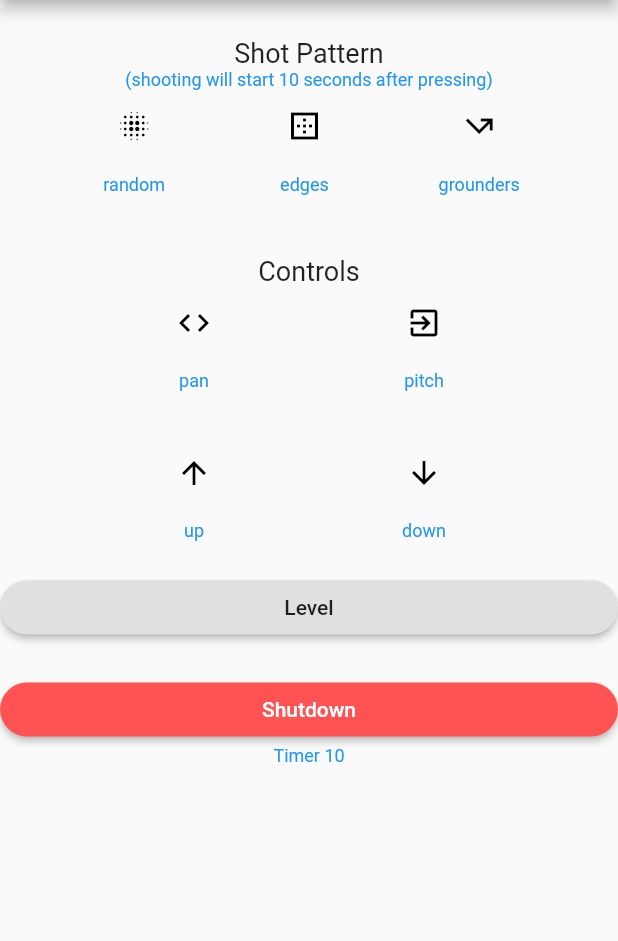
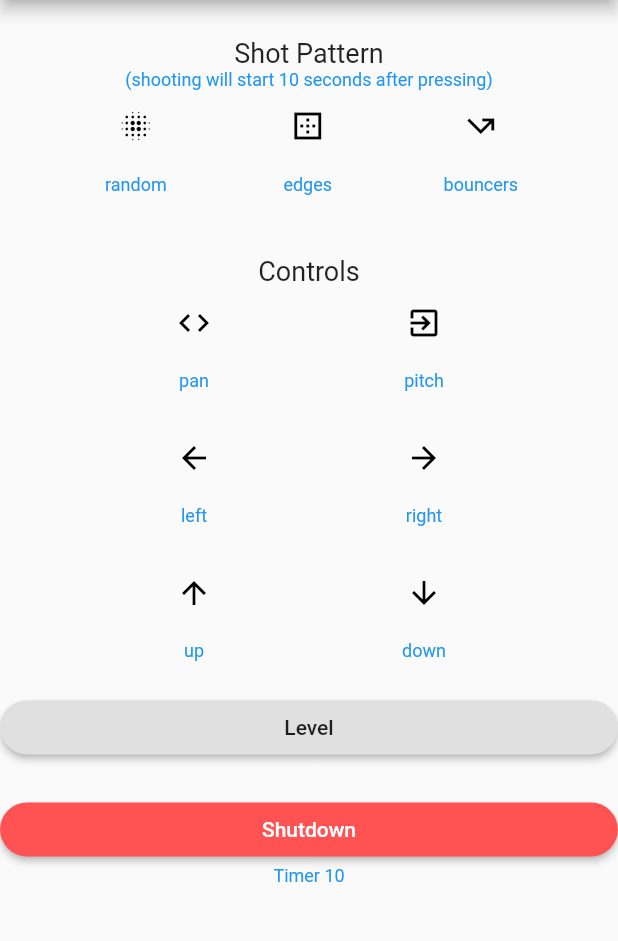
Before and after one commit to fyafighter/shotbot, a Flutter app: the screen it shows after launch, on a phone screen of 412 x 824 dp, the part 84-1025 px from its top. Run offline on Flutter 3.47's test engine with Material 2 defaults, Android fonts, the phone set to English and light mode, and no system bars; network calls fail.

Commit message:
Changed name from grounders to bouncers

```diff
--- a/shotbot_app/lib/main.dart
+++ b/shotbot_app/lib/main.dart
@@ -30,11 +30,13 @@ class _ShotbotPageState extends State<ShotbotPage> {
   var _buttons = {
     'random': false,
     'edges': false,
-    'grounders': false,
+    'bouncers': false,
     'pan': false,
     'pitch': false,
     'up': false,
     'down': false,
+    'left': false,
+    'right': false,
   };
 
   String _shotbotUrl="http://192.168.86.100:5000/";
@@ -74,10 +76,10 @@ class _ShotbotPageState extends State<ShotbotPage> {
     startTimer();
     print(result);
     setState(() {
-      if((name=='random')||(name=='grounders')||(name=='edges')){
+      if((name=='random')||(name=='bouncers')||(name=='edges')){
         _buttons["random"] = false;
         _buttons["edges"] = false;
-        _buttons["grounders"] = false;
+        _buttons["bouncers"] = false;
         _buttons[name] = true;
       } else {
         if (_buttons[name]) _buttons[name] = false;
@@ -93,6 +95,8 @@ class _ShotbotPageState extends State<ShotbotPage> {
       _buttons["pitch"] = false;
       _buttons["up"] = false;
       _buttons["down"] = false;
+      _buttons["left"] = false;
+      _buttons["right"] = false;
   }
 
   void _onShutdown(){
@@ -155,7 +159,7 @@ class _ShotbotPageState extends State<ShotbotPage> {
         children: [
           _buildButtonColumn(Icons.blur_on, 'random'),
           _buildButtonColumn(Icons.border_outer, 'edges'),
-          _buildButtonColumn(Icons.call_missed_outgoing, 'grounders'),
+          _buildButtonColumn(Icons.call_missed_outgoing, 'bouncers'),
         ],
       ),
     );
@@ -170,6 +174,15 @@ class _ShotbotPageState extends State<ShotbotPage> {
       ),
     );
 
+    Widget leftRightSection = Container(
+      child: Row(
+        mainAxisAlignment: MainAxisAlignment.spaceEvenly,
+        children: [
+          _buildButtonColumn(Icons.arrow_back, 'left'),
+          _buildButtonColumn(Icons.arrow_forward, 'right'),
+        ],
+      ),
+    );
     Widget upDownSection = Container(
       child: Row(
         mainAxisAlignment: MainAxisAlignment.spaceEvenly,
@@ -221,7 +234,9 @@ class _ShotbotPageState extends State<ShotbotPage> {
             ),
           ),
           panPitchSection,
-          SizedBox(height: 30),
+          SizedBox(height: 20),
+          leftRightSection,
+          SizedBox(height: 20),
           upDownSection,
           SizedBox(height: 20),
           SizedBox(
```
